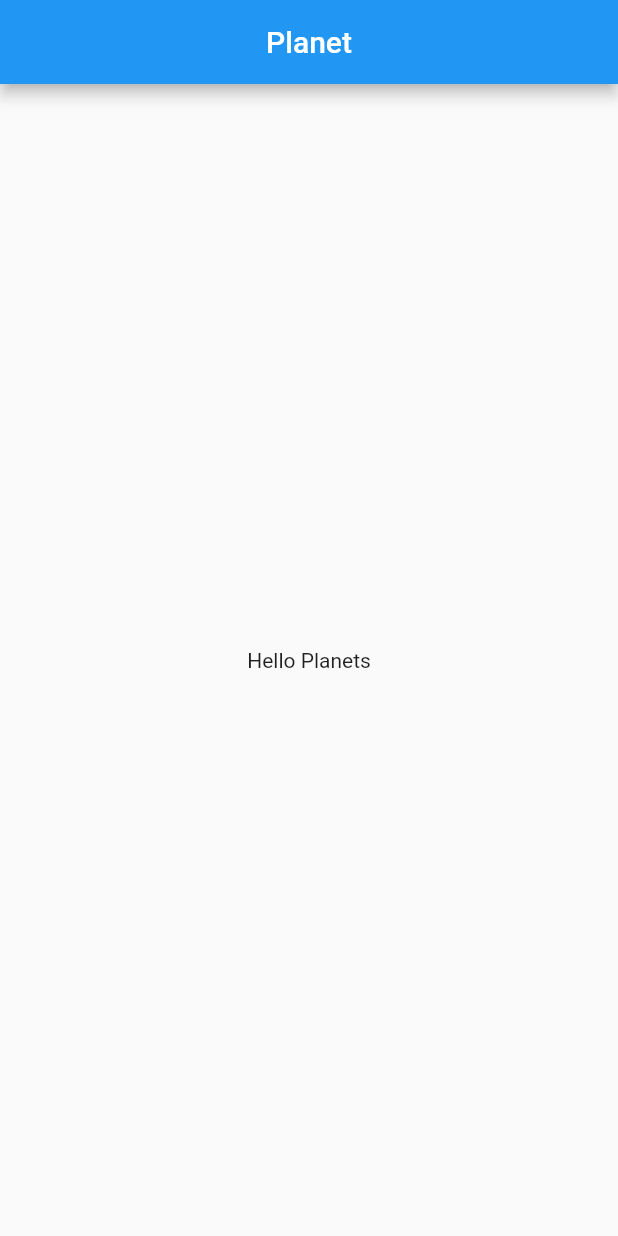
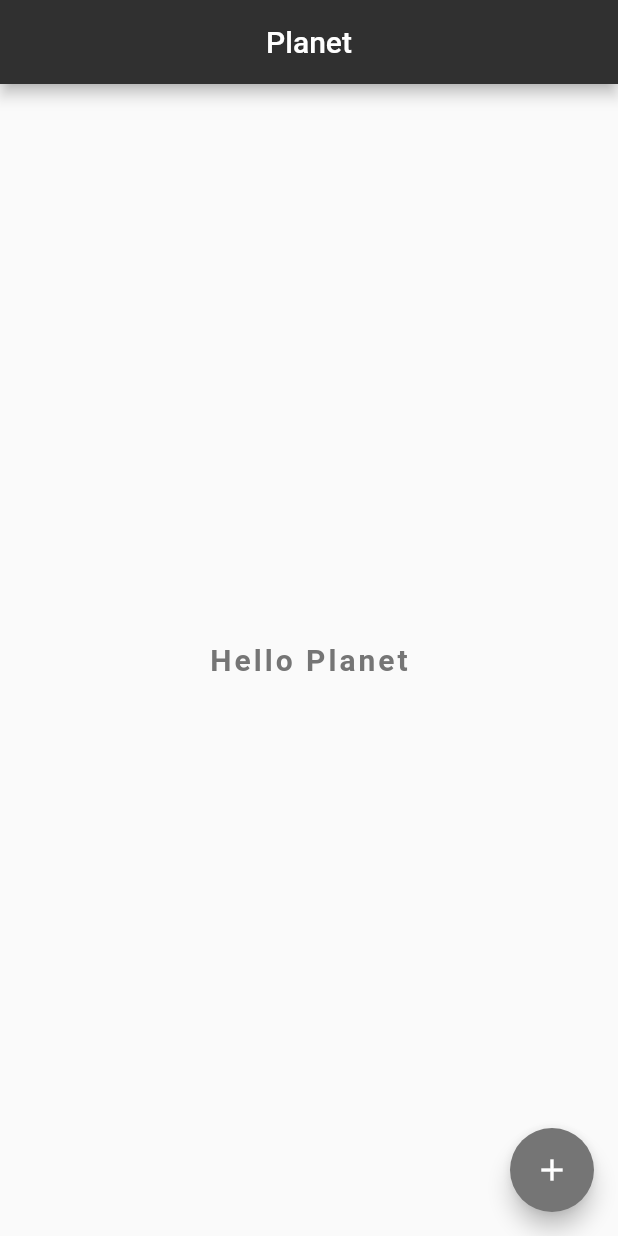
Before and after one commit to Sam-2019/Planet, a Flutter app: the screen it shows after launch, on a phone screen of 412 x 824 dp. Run offline on Flutter 3.47's test engine with Material 2 defaults, Android fonts, the phone set to English and light mode, and no system bars; Roboto replaces fonts that are missing (IndieFlower).

Commit message:
added floating button

```diff
--- a/lib/main.dart
+++ b/lib/main.dart
@@ -1,15 +1,38 @@
 import 'package:flutter/material.dart';
 
 void main() {
-  runApp(MaterialApp(
-    home: Scaffold(
+  runApp(const MaterialApp(home: Home()));
+}
+
+class Home extends StatelessWidget {
+  const Home({Key? key}) : super(key: key);
+
+  @override
+  Widget build(BuildContext context) {
+    return Scaffold(
       appBar: AppBar(
-        title: Text('Planet'),
+        title: const Text('Planet'),
         centerTitle: true,
+        backgroundColor: Colors.grey[850],
       ),
       body: Center(
-        child: Text('Hello Planets'),
+        child: Text(
+          'Hello Planet',
+          style: TextStyle(
+              fontSize: 20.0,
+              fontWeight: FontWeight.bold,
+              letterSpacing: 2.0,
+              color: Colors.grey[600],
+              fontFamily: 'IndieFlower'),
+        ),
       ),
-    ),
-  ));
+      floatingActionButton: FloatingActionButton(
+          backgroundColor: Colors.grey[600],
+          onPressed: () {},
+          child: const Icon(
+            Icons.add,
+            color: Colors.white,
+          )),
+    );
+  }
 }
```
